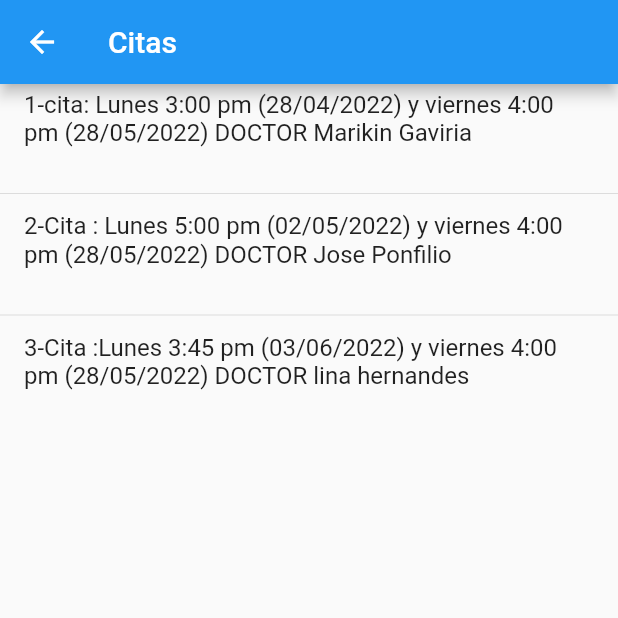
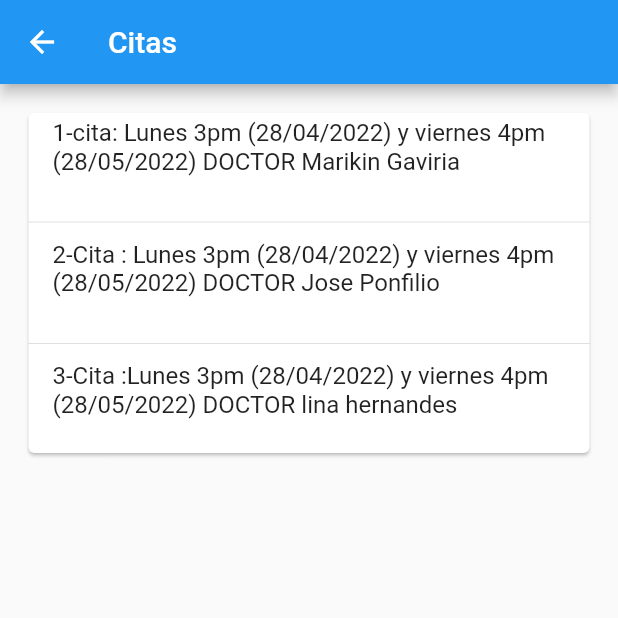
Before and after one commit to codejtyt/TALLERFlutterClinica, a Flutter app: the Citas screen opened directly, on a phone screen of 412 x 824 dp, the top half of it. Run offline on Flutter 3.47's test engine with Material 2 defaults, Android fonts, the phone set to English and light mode, and no system bars.

Commit message:
Taller Widget Card
incluir en Citas y agendamiento y Pagos realizados Agregar Widgets Card para presentar la información.

```diff
--- /dev/null
+++ b/clinicajulianpazmino/lib/views/CardViews/cardview.dart
@@ -0,0 +1,35 @@
+import 'package:flutter/material.dart';
+
+class Mycardcitas extends StatelessWidget {
+  const Mycardcitas({
+    Key key,
+  }) : super(key: key);
+
+  @override
+  Widget build(BuildContext context) {
+    return ListView(
+      padding: EdgeInsets.symmetric(horizontal: 15, vertical: 15),
+      children: [
+        Card(
+            child: Column(
+          children: [
+            ListTile(
+              title: Text(
+                  '1-cita: Lunes 3pm (28/04/2022) y viernes 4pm (28/05/2022) DOCTOR Marikin Gaviria\n'),
+            ),
+            Divider(),
+            ListTile(
+              title: Text(
+                  '2-Cita : Lunes 3pm (28/04/2022) y viernes 4pm (28/05/2022) DOCTOR Jose Ponfilio\n'),
+            ),
+            Divider(),
+            ListTile(
+              title: Text(
+                  '3-Cita :Lunes 3pm (28/04/2022) y viernes 4pm (28/05/2022) DOCTOR lina hernandes \n'),
+            ),
+          ],
+        ))
+      ],
+    );
+  }
+}
--- a/clinicajulianpazmino/lib/views/citas.dart
+++ b/clinicajulianpazmino/lib/views/citas.dart
@@ -1,4 +1,6 @@
 import 'package:flutter/material.dart';
+
+import 'CardViews/cardview.dart';
 
 class Citas extends StatefulWidget {
   @override
@@ -12,24 +14,7 @@ class _CitasState extends State<Citas> {
       appBar: AppBar(
         title: Text('Citas'),
       ),
-      body: ListView(
-        children: [
-          ListTile(
-            title: Text(
-                '1-cita: Lunes 3:00 pm (28/04/2022) y viernes 4:00 pm (28/05/2022) DOCTOR Marikin Gaviria\n'),
-          ),
-          Divider(),
-          ListTile(
-            title: Text(
-                '2-Cita : Lunes 5:00 pm (02/05/2022) y viernes 4:00 pm (28/05/2022) DOCTOR Jose Ponfilio\n'),
-          ),
-          Divider(),
-          ListTile(
-            title: Text(
-                '3-Cita :Lunes 3:45 pm (03/06/2022) y viernes 4:00 pm (28/05/2022) DOCTOR lina hernandes \n'),
-          ),
-        ],
-      ),
+      body: Mycardcitas(),
     );
   }
 }
```
Also changed, not shown: clinicajulianpazmino/lib/views/CardViews/cardviews.dart (added, +35 -0 lines), clinicajulianpazmino/lib/views/pagos.dart (+3 -18 lines).
